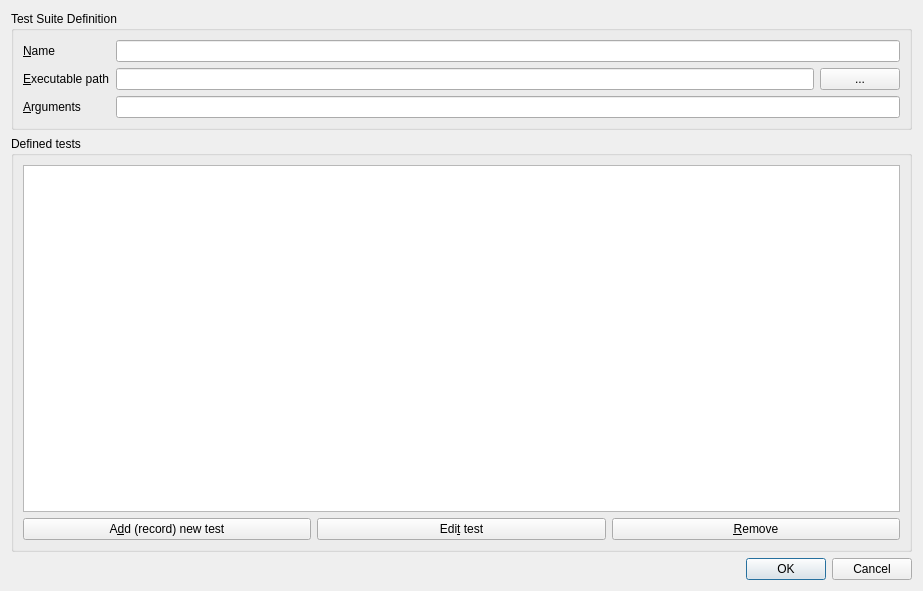
This is qtmonkey_gui2/testsuiteseditdlg.ui in dpinelo/qt_monkey as Qt 5 draws it before an edit. The edited form follows.
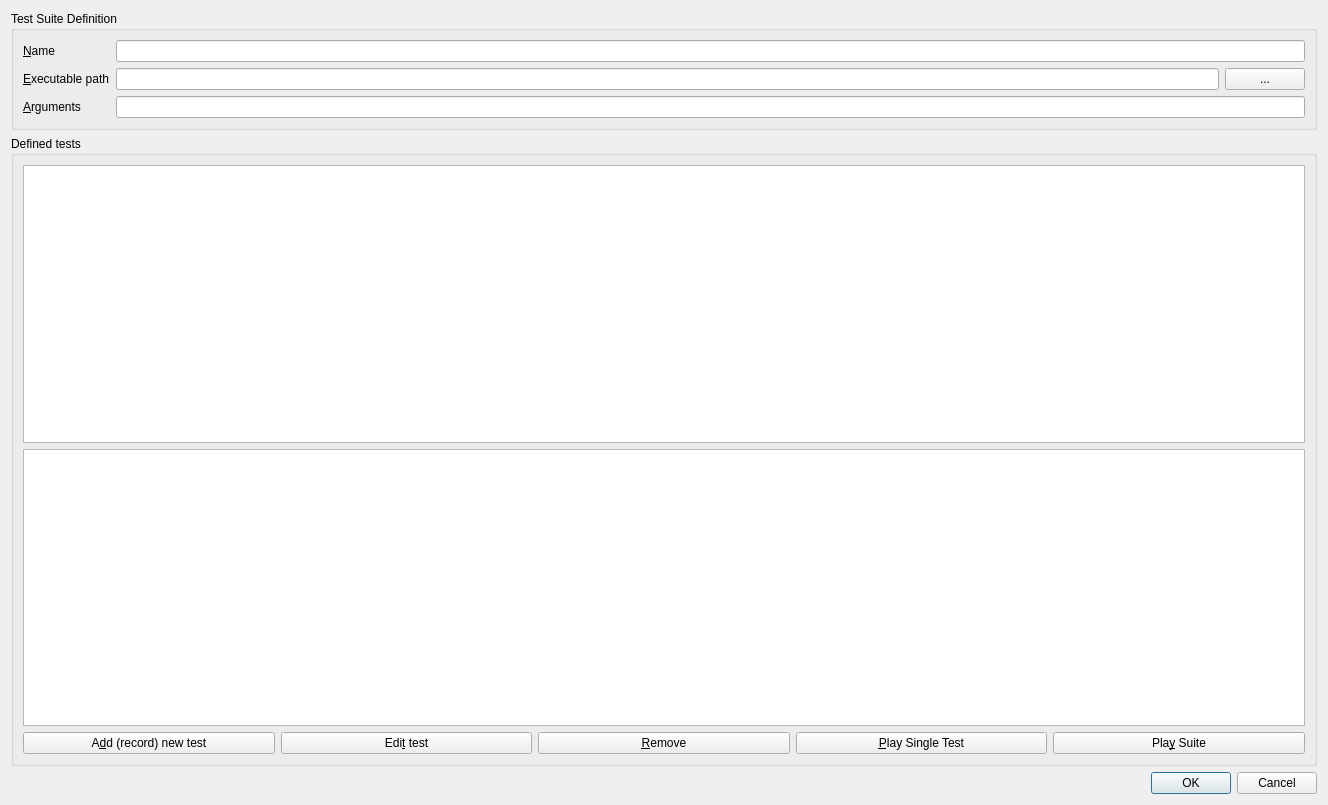
This is the edited form.

The edit to the form file:
```diff
--- a/qtmonkey_gui2/testsuiteseditdlg.ui
+++ b/qtmonkey_gui2/testsuiteseditdlg.ui
@@ -6,8 +6,8 @@
    <rect>
     <x>0</x>
     <y>0</y>
-    <width>923</width>
-    <height>591</height>
+    <width>1328</width>
+    <height>805</height>
    </rect>
   </property>
   <property name="windowTitle">
@@ -119,7 +119,42 @@
       <string>Defined tests</string>
      </property>
      <layout class="QGridLayout" name="gridLayout_3">
-      <item row="0" column="0" colspan="3">
+      <item row="2" column="4">
+       <widget class="QPushButton" name="pbPlaySuite">
+        <property name="text">
+         <string>Pla&amp;y Suite</string>
+        </property>
+       </widget>
+      </item>
+      <item row="2" column="3">
+       <widget class="QPushButton" name="pbPlayTest">
+        <property name="text">
+         <string>&amp;Play Single Test</string>
+        </property>
+       </widget>
+      </item>
+      <item row="2" column="1">
+       <widget class="QPushButton" name="pbEdit">
+        <property name="text">
+         <string>Edi&amp;t test</string>
+        </property>
+       </widget>
+      </item>
+      <item row="2" column="2">
+       <widget class="QPushButton" name="pbRemove">
+        <property name="text">
+         <string>&amp;Remove</string>
+        </property>
+       </widget>
+      </item>
+      <item row="2" column="0">
+       <widget class="QPushButton" name="pbAdd">
+        <property name="text">
+         <string>A&amp;dd (record) new test</string>
+        </property>
+       </widget>
+      </item>
+      <item row="0" column="0" colspan="5">
        <widget class="QTableView" name="tableView">
         <property name="selectionMode">
          <enum>QAbstractItemView::SingleSelection</enum>
@@ -129,26 +164,8 @@
         </property>
        </widget>
       </item>
-      <item row="1" column="0">
-       <widget class="QPushButton" name="pbAdd">
-        <property name="text">
-         <string>A&amp;dd (record) new test</string>
-        </property>
-       </widget>
-      </item>
-      <item row="1" column="1">
-       <widget class="QPushButton" name="pbEdit">
-        <property name="text">
-         <string>Edi&amp;t test</string>
-        </property>
-       </widget>
-      </item>
-      <item row="1" column="2">
-       <widget class="QPushButton" name="pbRemove">
-        <property name="text">
-         <string>&amp;Remove</string>
-        </property>
-       </widget>
+      <item row="1" column="0" colspan="5">
+       <widget class="QTableView" name="tableViewReport"/>
       </item>
      </layout>
     </widget>
```
